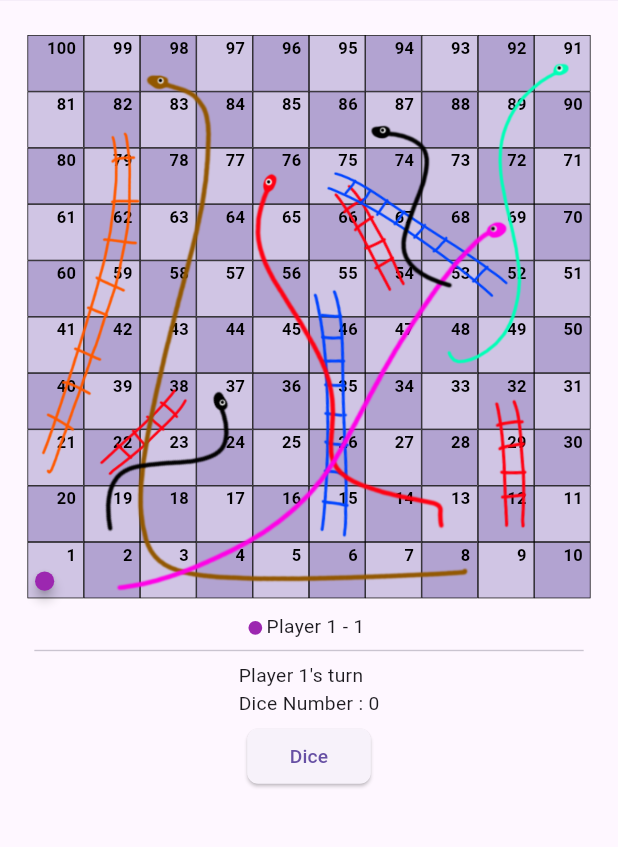
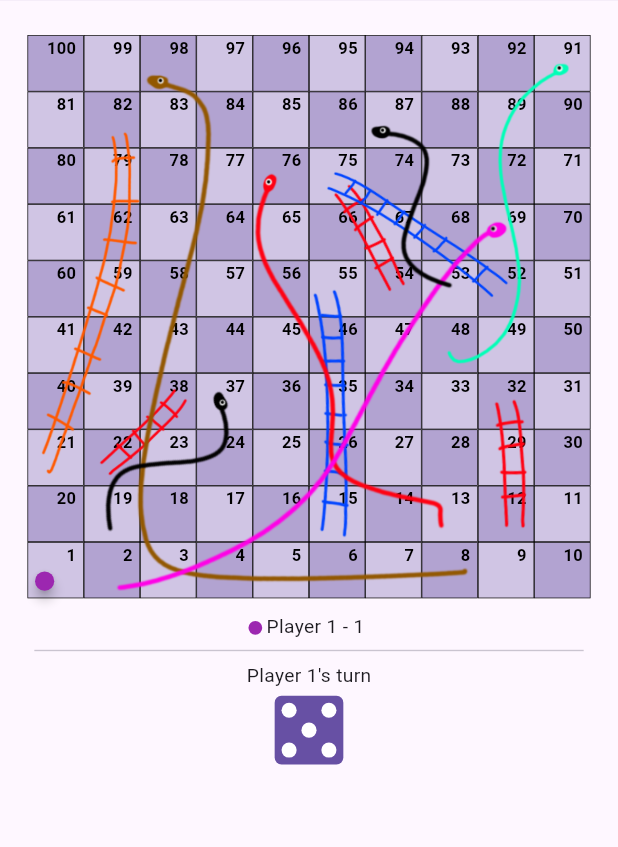
Before and after one commit to htoopyaelinn56/snake_and_ladder_game_flutter, a Flutter app: the Game screen opened directly, on a phone screen of 412 x 824 dp, the part 76-923 px from its top. Run offline on Flutter 3.47's test engine with Material 2 defaults, Android fonts, the phone set to English and light mode, and no system bars; drawn by our look-alikes of flutter_animate; our stand-ins replace equatable, flutter_riverpod, responsive_framework; missing offline and left inert: desktop_window; project files that could hold a hidden picture were left out.

Commit message:
animated dice

```diff
--- a/lib/src/feature/core_game/controller/player_controller.dart
+++ b/lib/src/feature/core_game/controller/player_controller.dart
@@ -37,7 +37,7 @@ class PlayerController extends StateNotifier<PlayerStateModel> {
             ],
             currentTurn: 0,
             totalPlayers: 1, someoneWins: false,
-            isMoving: false, diceNumber: 0,
+            isMoving: false, diceNumber: math.Random().nextInt(6) + 1,
           ),
         );
 
@@ -62,7 +62,7 @@ class PlayerController extends StateNotifier<PlayerStateModel> {
             ?.copyWith(win: true, position: 100);
         // Declares winnner when someone wins
         Utils.showCommonSnackBar('Player ${state.currentTurn + 1} wins',
-            width: 500);
+            width: Utils.isMobileDevice() ? null : 500);
         state = state.copyWith(players: state.players, someoneWins: true);
         return;
       }
--- a/lib/src/feature/core_game/domain/player_state_model.dart
+++ b/lib/src/feature/core_game/domain/player_state_model.dart
@@ -1,5 +1,4 @@
 // ignore_for_file: public_member_api_docs, sort_constructors_first
-import 'dart:convert';
 
 import 'package:equatable/equatable.dart';
 
--- a/lib/src/feature/core_game/presentation/board.dart
+++ b/lib/src/feature/core_game/presentation/board.dart
@@ -115,7 +115,6 @@ class Board extends StatelessWidget {
   @override
   Widget build(BuildContext context) {
     final isDesktop = Utils.isDesktop(context);
-    final size = MediaQuery.of(context).size;
     final evenColor = Theme.of(context).colorScheme.primary.withOpacity(.5);
     final oddColor = Theme.of(context).colorScheme.primary.withOpacity(.3);
     return Padding(
--- a/lib/src/feature/core_game/presentation/game.dart
+++ b/lib/src/feature/core_game/presentation/game.dart
@@ -2,7 +2,7 @@ import 'package:flutter/material.dart';
 import 'package:flutter_riverpod/flutter_riverpod.dart';
 import 'package:flutter_snake_and_ladder_game/src/feature/core_game/controller/player_controller.dart';
 import 'package:flutter_snake_and_ladder_game/src/feature/core_game/presentation/board.dart';
-import 'package:flutter_snake_and_ladder_game/src/common/common_widgets/common_button.dart';
+import 'package:flutter_snake_and_ladder_game/src/feature/core_game/presentation/widgets/dice_roll_widget.dart';
 import 'package:flutter_snake_and_ladder_game/src/utils.dart';
 import 'package:responsive_framework/responsive_framework.dart';
 
@@ -48,6 +48,7 @@ class Game extends StatelessWidget {
                         child: Consumer(builder: (context, ref, _) {
                           final playerController =
                               ref.watch(playerControllerProvider);
+
                           return Column(
                             crossAxisAlignment: CrossAxisAlignment.center,
                             children: [
@@ -82,21 +83,10 @@ class Game extends StatelessWidget {
                               ),
                               const Divider(),
                               Text(
-                                  'Player ${ref.watch(playerControllerProvider).currentTurn + 1}\'s turn\nDice Number : ${ref.watch(playerControllerProvider).diceNumber}'),
+                                  'Player ${ref.watch(playerControllerProvider).currentTurn + 1}\'s turn'),
                               const SizedBox(height: 5),
-                              CommonButton(
-                                width: 90,
-                                onSubmit: playerController.someoneWins ||
-                                        playerController.isMoving
-                                    ? null
-                                    : () {
-                                        ref
-                                            .read(playerControllerProvider
-                                                .notifier)
-                                            .dice();
-                                      },
-                                child: const Text('Dice'),
-                              ),
+                              const DiceRollWidget(),
+                              const SizedBox(height: 5),
                             ],
                           );
                         }),
--- /dev/null
+++ b/lib/src/feature/core_game/presentation/widgets/dice.dart
@@ -0,0 +1,132 @@
+import 'package:flutter/material.dart';
+
+class Dice extends StatelessWidget {
+  const Dice({super.key, required this.number})
+      : assert(number >= 1 && number <= 6);
+  final int number;
+  @override
+  Widget build(BuildContext context) {
+    return Container(
+      width: 50,
+      height: 50,
+      decoration: BoxDecoration(
+          color: Theme.of(context).colorScheme.primary,
+          borderRadius: BorderRadius.circular(5)),
+      padding: const EdgeInsets.all(5),
+      child: Column(
+        mainAxisAlignment: number == 1
+            ? MainAxisAlignment.center
+            : MainAxisAlignment.spaceBetween,
+        children: () {
+          if (number == 1) {
+            return [
+              const _Dots(),
+            ];
+          } else if (number == 2) {
+            return const [
+              Align(
+                alignment: Alignment.topLeft,
+                child: _Dots(),
+              ),
+              Align(
+                alignment: Alignment.bottomRight,
+                child: _Dots(),
+              ),
+            ];
+          } else if (number == 3) {
+            return const [
+              Align(
+                alignment: Alignment.topLeft,
+                child: _Dots(),
+              ),
+              Align(
+                alignment: Alignment.center,
+                child: _Dots(),
+              ),
+              Align(
+                alignment: Alignment.bottomRight,
+                child: _Dots(),
+              ),
+            ];
+          } else if (number == 4) {
+            return [
+              Row(
+                children: const [
+                  _Dots(),
+                  Spacer(),
+                  _Dots(),
+                ],
+              ),
+              const Spacer(),
+              Row(
+                children: const [
+                  _Dots(),
+                  Spacer(),
+                  _Dots(),
+                ],
+              ),
+            ];
+          } else if (number == 5) {
+            return [
+              Row(
+                children: const [
+                  _Dots(),
+                  Spacer(),
+                  _Dots(),
+                ],
+              ),
+              const _Dots(),
+              Row(
+                children: const [
+                  _Dots(),
+                  Spacer(),
+                  _Dots(),
+                ],
+              ),
+            ];
+          } else {
+            return [
+              Row(
+                mainAxisAlignment: MainAxisAlignment.spaceBetween,
+                children: const [
+                  _Dots(),
+                  _Dots(),
+                ],
+              ),
+              Row(
+                mainAxisAlignment: MainAxisAlignment.spaceBetween,
+                children: const [
+                  _Dots(),
+                  _Dots(),
+                ],
+              ),
+              Row(
+                mainAxisAlignment: MainAxisAlignment.spaceBetween,
+                children: const [
+                  _Dots(),
+                  _Dots(),
+                ],
+              ),
+            ];
+          }
+        }(),
+      ),
+    );
+  }
+}
+
+class _Dots extends StatelessWidget {
+  const _Dots({super.key});
+
+  @override
+  Widget build(BuildContext context) {
+    return Container(
+      width: 11,
+      height: 11,
+      decoration: BoxDecoration(
+        color: Theme.of(context).colorScheme.onPrimary,
+        shape: BoxShape.circle,
+      ),
+    );
+  }
+}
--- /dev/null
+++ b/lib/src/feature/core_game/presentation/widgets/dice_roll_widget.dart
@@ -0,0 +1,52 @@
+import 'package:flutter/material.dart';
+import 'package:flutter/src/widgets/framework.dart';
+import 'package:flutter/src/widgets/placeholder.dart';
+import 'package:flutter_animate/flutter_animate.dart';
+import 'package:flutter_riverpod/flutter_riverpod.dart';
+
+import '../../controller/player_controller.dart';
+import 'dice.dart';
+
+class DiceRollWidget extends ConsumerStatefulWidget {
+  const DiceRollWidget({super.key});
+
+  @override
+  ConsumerState<DiceRollWidget> createState() => _DiceRollWidgetState();
+}
+
+class _DiceRollWidgetState extends ConsumerState<DiceRollWidget>
+    with SingleTickerProviderStateMixin {
+  late final animationController = AnimationController(vsync: this);
+
+  @override
+  void dispose() {
+    animationController.dispose();
+    super.dispose();
+  }
+
+  @override
+  Widget build(BuildContext context) {
+    final playerController = ref.watch(playerControllerProvider);
+    return InkWell(
+      borderRadius: BorderRadius.circular(5),
+      onTap: playerController.someoneWins || playerController.isMoving
+          ? null
+          : () async {
+              animationController.forward().then((value) {
+                animationController.value = 0;
+                ref.read(playerControllerProvider.notifier).dice();
+              });
+            },
+      child: Dice(number: ref.watch(playerControllerProvider).diceNumber)
+          .animate(
+            controller: animationController,
+          )
+          .shake(
+            duration: 1.seconds,
+            hz: 5,
+            rotation: .15,
+          )
+          .shimmer(),
+    );
+  }
+}
--- a/lib/src/feature/core_game/presentation/widgets/snake_and_ladders.dart
+++ b/lib/src/feature/core_game/presentation/widgets/snake_and_ladders.dart
@@ -45,6 +45,7 @@ class _SnakeAndLaddersState extends State<SnakeAndLadders> {
             child: Image.asset(
               MyAssets.orangeLadder,
               height: desktopSize ? null : 250,
+              isAntiAlias: true,
             ),
           ),
           AnimatedPositioned(
--- a/lib/src/utils.dart
+++ b/lib/src/utils.dart
@@ -26,7 +26,7 @@ class Utils {
   }
 
   static Future<void> showCommonSnackBar(String text,
-      {Color? bgColor, double width = 500}) async {
+      {Color? bgColor, double? width = 500}) async {
     ScaffoldMessenger.of(navigatorKey.currentContext!).showSnackBar(
       SnackBar(
         width: width,
--- a/pubspec.yaml
+++ b/pubspec.yaml
@@ -36,12 +36,13 @@ dependencies:
   # Use with the CupertinoIcons class for iOS style icons.
   cupertino_icons: ^1.0.2
   rxdart: ^0.27.7
-  flutter_animate: ^3.1.0
   flutter_riverpod: ^2.1.3
   hooks_riverpod: ^2.1.3
   responsive_framework: ^0.2.0
   desktop_window: ^0.4.0
   equatable: ^2.0.5
+  flutter_animate: ^4.1.0
+  flutter_hooks: ^0.18.6
 
 
 dev_dependencies:
```
Also changed, not shown: pubspec.lock.
